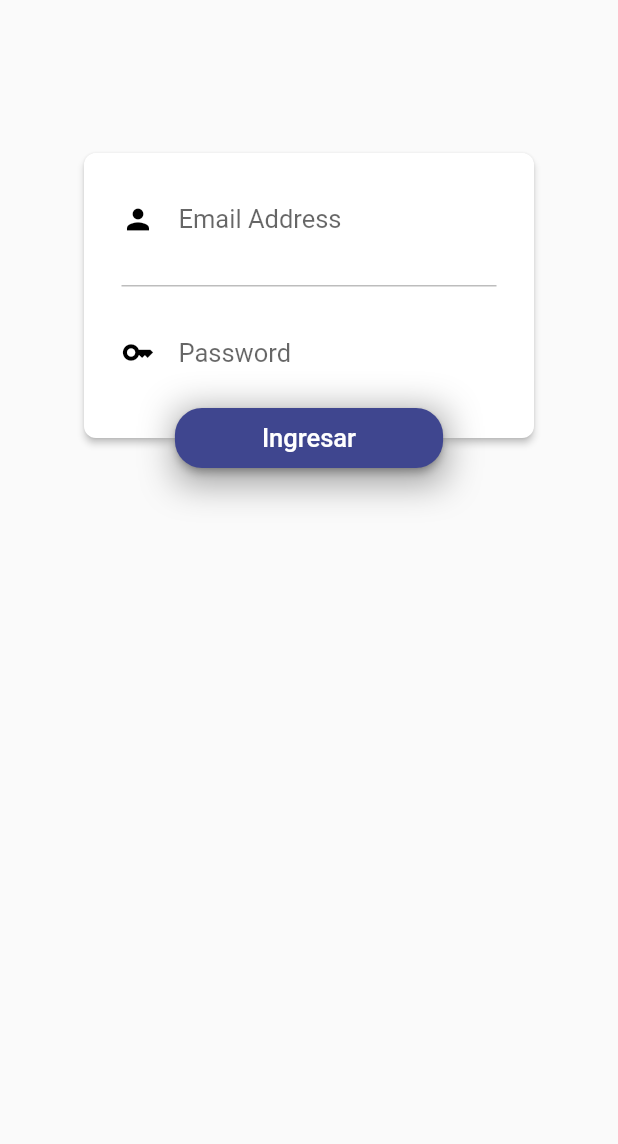
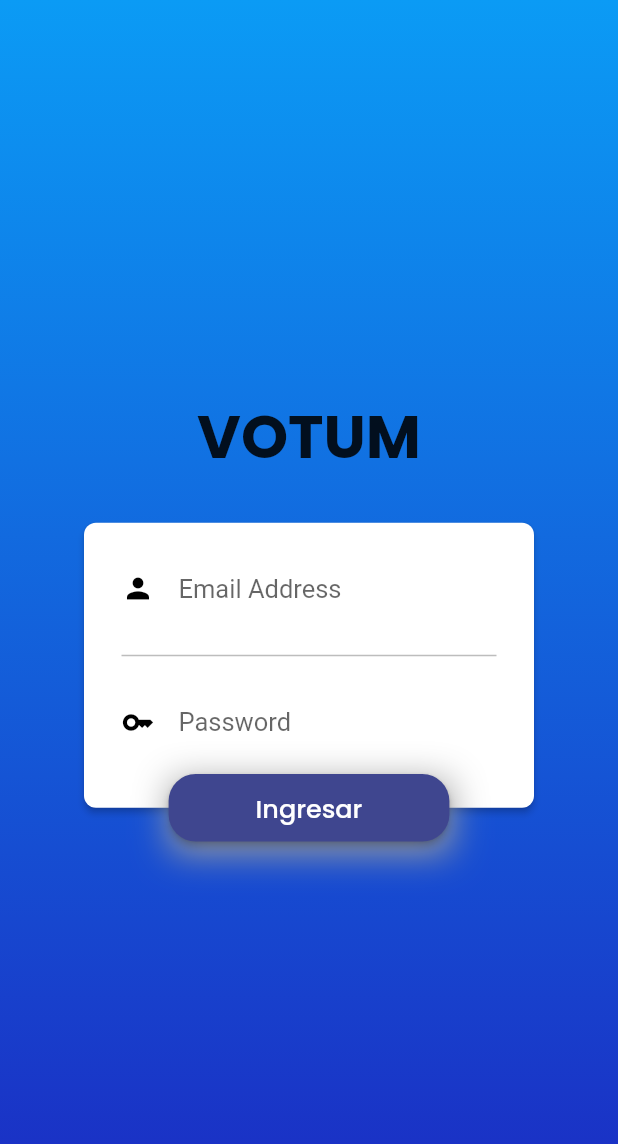
Before and after one commit to Votum-TP/votumapp, a Flutter app: the screen it shows after launch, on a phone screen of 412 x 824 dp. Shown: the top 1144 px of the screen. Run offline on Flutter 3.47's test engine with Material 2 defaults, Android fonts, the light colour scheme and no system bars; our stand-ins replace google_fonts; Roboto replaces fonts that are missing (WorkSansSemiBold).

Commit message:
[FEATURE] loggin 40%

```diff
--- a/lib/pages/login_page/login_page.dart
+++ b/lib/pages/login_page/login_page.dart
@@ -36,26 +36,37 @@ class _LoginPageState extends State<LoginPage> {
   @override
   Widget build(BuildContext context) {
     return new Scaffold(
-      key: _scaffoldKey,
-      body: NotificationListener<OverscrollIndicatorNotification>(
+     body: Container(
+       decoration: BoxDecoration(
+           gradient: LinearGradient(
+             begin: Alignment.topCenter,
+             end: Alignment.bottomCenter,
+             colors: [Color(0xff0B9BF5), Color(0xff1B2AC2)],
+           )
+       ),
+       child: SafeArea(
+         child: Center(
            child: SingleChildScrollView(
-          child: Container(
-            width: MediaQuery.of(context).size.width,
-            height: MediaQuery.of(context).size.height >= 775.0
-                ? MediaQuery.of(context).size.height
-                : 775.0,
-            decoration: new BoxDecoration(),
+             scrollDirection: Axis.vertical,
              child: Column(
-              mainAxisSize: MainAxisSize.max,
-              children: <Widget>[
-                Padding(
-                  padding: EdgeInsets.only(top: 75.0),
-                ),
+               crossAxisAlignment: CrossAxisAlignment.center,
+               mainAxisAlignment: MainAxisAlignment.center,
+               children: [
+                 Text('VOTUM',
+                   style: GoogleFonts.poppins(
+                       textStyle: const TextStyle(
+                         fontWeight: FontWeight.bold,
+                         fontSize: 40,
+                       )
+                   ),),
                  _buildSignIn()
                ],
+             ) ,
            ),
          ),
+
        ),
+
      ),
     );
   }
```
Lines whose indentation alone changed are shown as unchanged.
